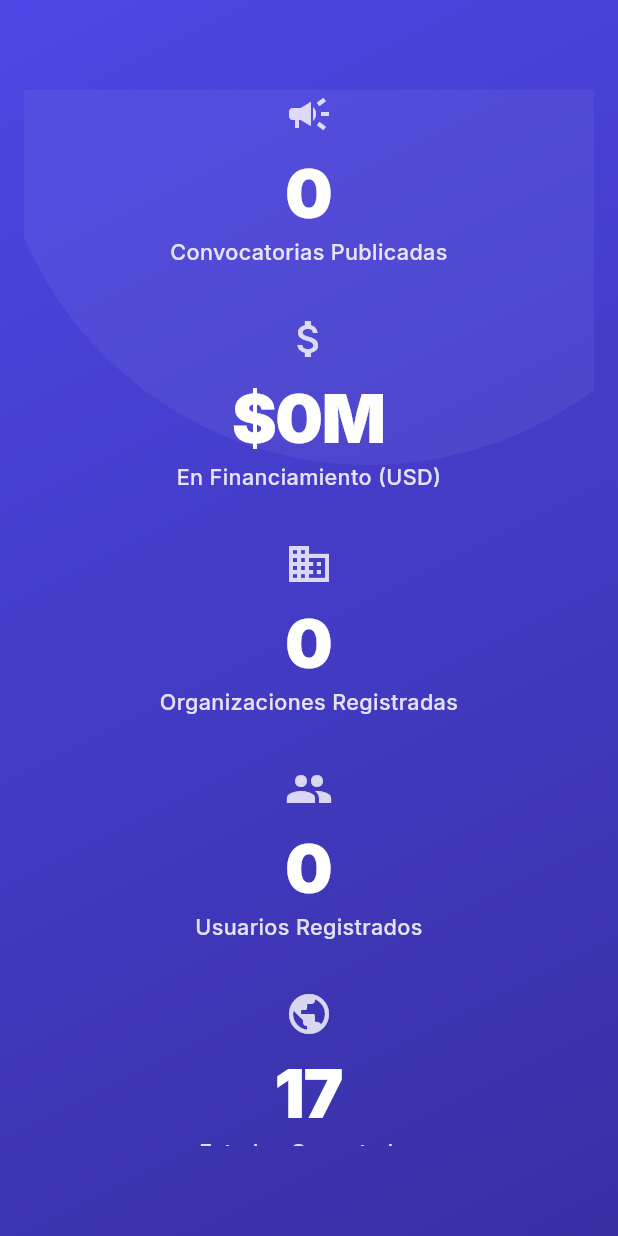
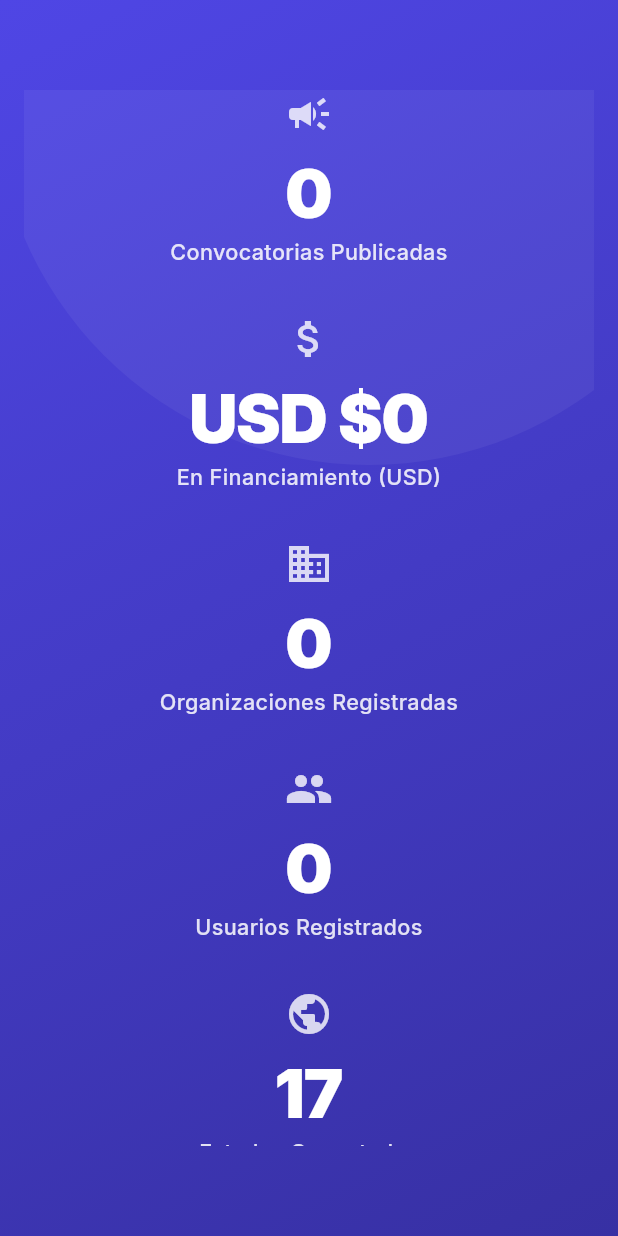
Before and after one commit to Bel-Marduk/convocanet, a Flutter app: the StatsSection widget shown alone on an empty page, opened directly, on a phone screen of 412 x 824 dp. Run offline on Flutter 3.47's test engine with Material 3 defaults, Android fonts, the phone set to English and light mode, and no system bars; our stand-ins replace flutter_riverpod, go_router, google_fonts, shared_preferences, supabase_flutter; accounts and stored records are empty; network calls fail.

Commit message:
fix: prevent admin redirect ping-pong on refresh + show real funding amount
GoRouter no longer recreates on auth/profile changes; uses refreshListenable
with a ChangeNotifier to re-evaluate redirects. The redirect waits for
profile to load before deciding admin vs user routing. Funding stat now
shows actual USD total instead of rounding to $0M.

Co-Authored-By: OpenClaude (mimo-v2.5-pro) <openclaude@gitlawb.com>

```diff
--- a/convocanet/lib/screens/landing/stats_section.dart
+++ b/convocanet/lib/screens/landing/stats_section.dart
@@ -13,7 +13,7 @@ class StatsSection extends ConsumerStatefulWidget {
 
 class _StatsSectionState extends ConsumerState<StatsSection> {
   int _publishedCount = 0;
-  int _totalAmountMillions = 0;
+  int _totalAmountUsd = 0;
   int _userCount = 0;
   int _orgCount = 0;
   String? _rateDate;
@@ -31,8 +31,8 @@ class _StatsSectionState extends ConsumerState<StatsSection> {
       if (mounted) {
         setState(() {
           _publishedCount = stats['publishedCount'] as int? ?? 0;
-          _totalAmountMillions =
-              ((stats['totalAmount'] as double? ?? 0) / 1000000).round();
+          _totalAmountUsd =
+              (stats['totalAmount'] as double? ?? 0).round();
           _userCount = stats['userCount'] as int? ?? 0;
           _orgCount = stats['orgCount'] as int? ?? 0;
           _rateDate = stats['rateDate'] as String?;
@@ -98,9 +98,8 @@ class _StatsSectionState extends ConsumerState<StatsSection> {
                     ),
                     _StatItem(
                       icon: Icons.attach_money,
-                      target: _totalAmountMillions,
-                      suffix: 'M',
-                      prefix: '\$',
+                      target: _totalAmountUsd,
+                      prefix: 'USD \$',
                       label:
                           lang == 'es' ? 'En Financiamiento (USD)' : 'In Funding (USD)',
                       subtitle: _rateDate != null
```
Also changed, not shown: convocanet/lib/config/routes.dart (+50 -54 lines).
